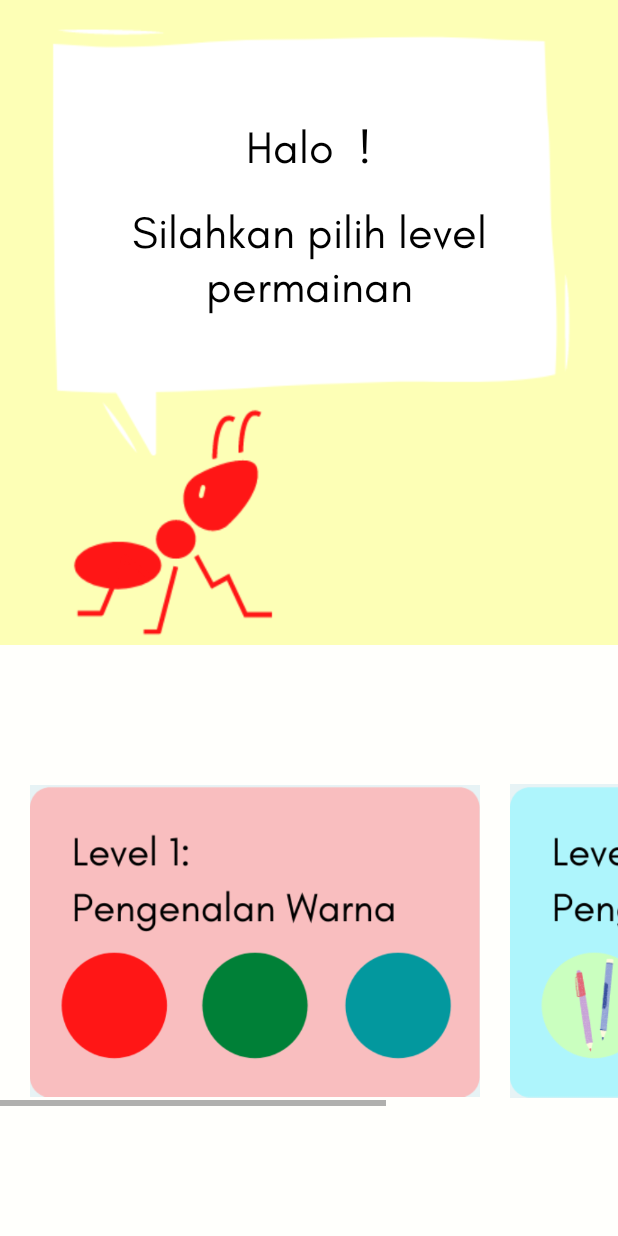
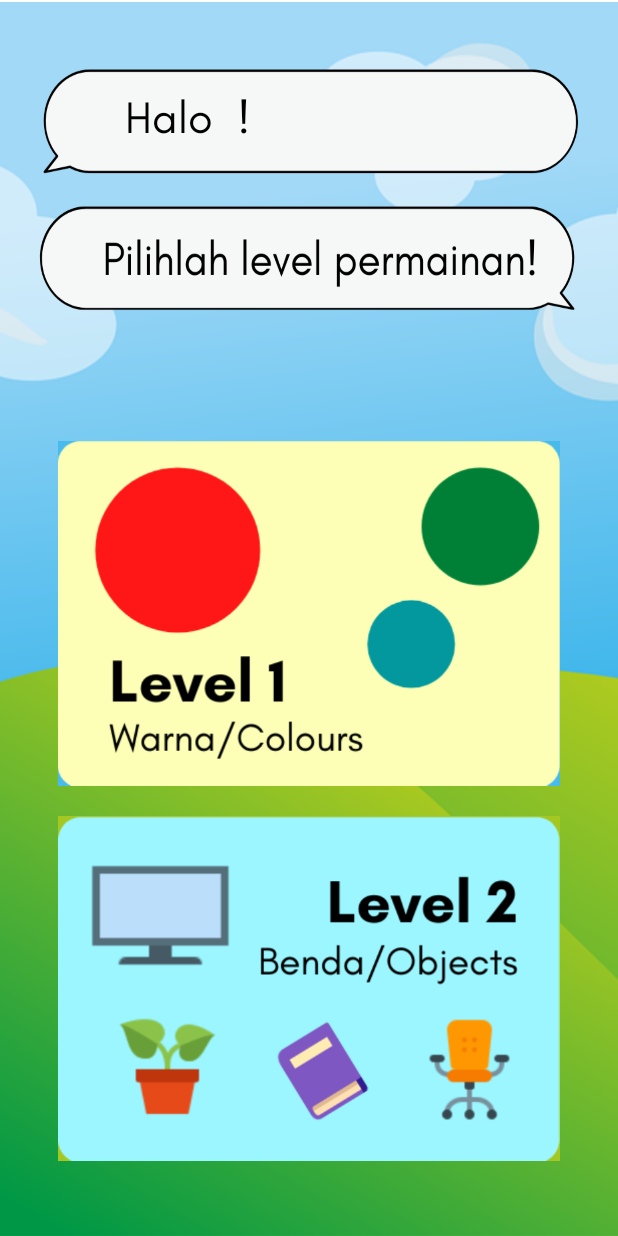
Before and after one commit to grrrracia/RangRang-MobileApp, an Android app: the screen it shows after launch (HomeActivity), after a tap on an icon or button, on a phone screen of 412 x 824 dp. Run offline under Robolectric (Android 15) with nearby library versions, the phone set to English and light mode, and no system bars.

Commit message:
Changed Interface (FrontEnd)

```diff
--- a/app/src/main/AndroidManifest.xml
+++ b/app/src/main/AndroidManifest.xml
@@ -4,9 +4,9 @@
 
     <application
         android:allowBackup="true"
-        android:icon="@mipmap/icon"
+        android:icon="@mipmap/logoblueback"
         android:label="@string/app_name"
-        android:roundIcon="@mipmap/icon"
+        android:roundIcon="@mipmap/logoblueback"
         android:supportsRtl="true"
         android:theme="@style/Theme.RangRang">
         <activity android:name=".HomeActivity"></activity>
--- a/app/src/main/res/layout/activity_home.xml
+++ b/app/src/main/res/layout/activity_home.xml
@@ -5,71 +5,45 @@
     android:layout_width="match_parent"
     android:layout_height="match_parent"
     tools:context=".HomeActivity"
-    android:background="@color/BabyPowder">
-
-    <androidx.constraintlayout.widget.ConstraintLayout
-        android:id="@+id/constraintLayout"
-        android:layout_width="match_parent"
-        android:layout_height="430dp"
-        android:background="@drawable/chooselevelbg"
-        app:layout_constraintEnd_toEndOf="parent"
-        app:layout_constraintStart_toStartOf="parent"
-        app:layout_constraintTop_toTopOf="parent">
+    android:background="@drawable/homebg">
 
     <TextView
         android:id="@+id/tvHaloNama"
         android:layout_width="wrap_content"
         android:layout_height="wrap_content"
-            android:layout_marginTop="80dp"
+        android:layout_marginTop="60dp"
         android:fontFamily="@font/glacialindifference_regular"
         android:text="Halo RangRang!"
         android:textColor="@color/black"
         android:textSize="30dp"
         app:layout_constraintEnd_toEndOf="parent"
+        app:layout_constraintHorizontal_bias="0.254"
         app:layout_constraintStart_toStartOf="parent"
         app:layout_constraintTop_toTopOf="parent" />
 
-        <TextView
-            android:layout_width="250dp"
-            android:layout_height="wrap_content"
-            android:layout_marginTop="20dp"
-            android:fontFamily="@font/glacialindifference_regular"
-            android:text="Silahkan pilih level permainan"
-            android:textAlignment="center"
-            android:textColor="@color/black"
-            android:textSize="30dp"
+    <ImageView
+        android:id="@+id/openLevel1"
+        android:layout_width="match_parent"
+        android:layout_height="230dp"
+        android:layout_marginLeft="25dp"
+        android:layout_marginRight="25dp"
+        android:layout_marginBottom="20dp"
+        android:src="@drawable/lvl1"
+        app:layout_constraintBottom_toTopOf="@+id/openLevel2"
         app:layout_constraintEnd_toEndOf="parent"
-            app:layout_constraintStart_toStartOf="parent"
-            app:layout_constraintTop_toBottomOf="@+id/tvHaloNama" />
-    </androidx.constraintlayout.widget.ConstraintLayout>
+        app:layout_constraintStart_toStartOf="parent" />
 
-    <HorizontalScrollView
-        android:layout_width="wrap_content"
-        android:layout_height="wrap_content"
+    <ImageView
+        android:id="@+id/openLevel2"
+        android:layout_width="match_parent"
+        android:layout_height="230dp"
+        android:layout_marginLeft="25dp"
+        android:layout_marginRight="25dp"
+        android:layout_marginBottom="50dp"
+        android:src="@drawable/lvl2"
         app:layout_constraintBottom_toBottomOf="parent"
         app:layout_constraintEnd_toEndOf="parent"
-        app:layout_constraintStart_toStartOf="parent"
-        app:layout_constraintTop_toBottomOf="@+id/constraintLayout">
-        <LinearLayout
-            android:layout_width="wrap_content"
-            android:layout_height="wrap_content"
-            android:orientation="horizontal">
-            <ImageView
-                android:id="@+id/openLevel1"
-                android:layout_width="300dp"
-                android:layout_height="220dp"
-                android:src="@drawable/level1"
-                android:layout_marginLeft="20dp"
-                android:layout_marginRight="10dp"/>
-            <ImageView
-                android:id="@+id/openLevel2"
-                android:layout_width="300dp"
-                android:layout_height="220dp"
-                android:src="@drawable/level2"
-                android:layout_marginLeft="10dp"
-                android:layout_marginRight="20dp"/>
+        app:layout_constraintStart_toStartOf="parent" />
 
-        </LinearLayout>
-    </HorizontalScrollView>
 
 </androidx.constraintlayout.widget.ConstraintLayout>
--- a/app/src/main/res/layout/activity_main.xml
+++ b/app/src/main/res/layout/activity_main.xml
@@ -5,12 +5,12 @@
     android:layout_width="match_parent"
     android:layout_height="match_parent"
     tools:context=".MainActivity"
-    android:background="@color/DeepChampagne">
+    android:background="@color/CyanProcess">
 
     <ImageView
         android:layout_width="250dp"
         android:layout_height="250dp"
-        android:src="@drawable/rangranglogo"
+        android:src="@drawable/logoblueback"
         app:layout_constraintBottom_toBottomOf="parent"
         app:layout_constraintEnd_toEndOf="parent"
         app:layout_constraintStart_toStartOf="parent"
--- a/app/src/main/res/values/colors.xml
+++ b/app/src/main/res/values/colors.xml
@@ -16,4 +16,10 @@
     <color name="MaximumBluePurple">#BDB2FF</color>
     <color name="Mauve">#FFC6FF</color>
     <color name="BabyPowder">#FFFFFC</color>
+    <color name="CyanProcess">#49BAEC</color>
+    <color name="GreenPantone">#26A33E</color>
+    <color name="BabyBlue">#75C9F1</color>
+    <color name="AndroidGreen">#A4C722</color>
+    <color name="UranianBlue">#A2D9F7</color>
+    <color name="AliceBlue">#DAEBF3</color>
 </resources>
```
Also changed, not shown: app/src/main/res/layout/activity_welcome_ask_for_name.xml (+9 -16 lines), app/src/main/res/drawable/greenbox.png (added), app/src/main/res/drawable/homebg.png (added), app/src/main/res/drawable/logoblueback.png (added), app/src/main/res/drawable/lvl1.png (added), app/src/main/res/drawable/lvl2.png (added), app/src/main/res/drawable/masukbutton.png, app/src/main/res/drawable/skybg.png (added), app/src/main/res/drawable/welcomebg.png (added), app/src/main/res/mipmap-xxxhdpi/logoblueback.png (added). Lines whose indentation alone changed are shown as unchanged.
